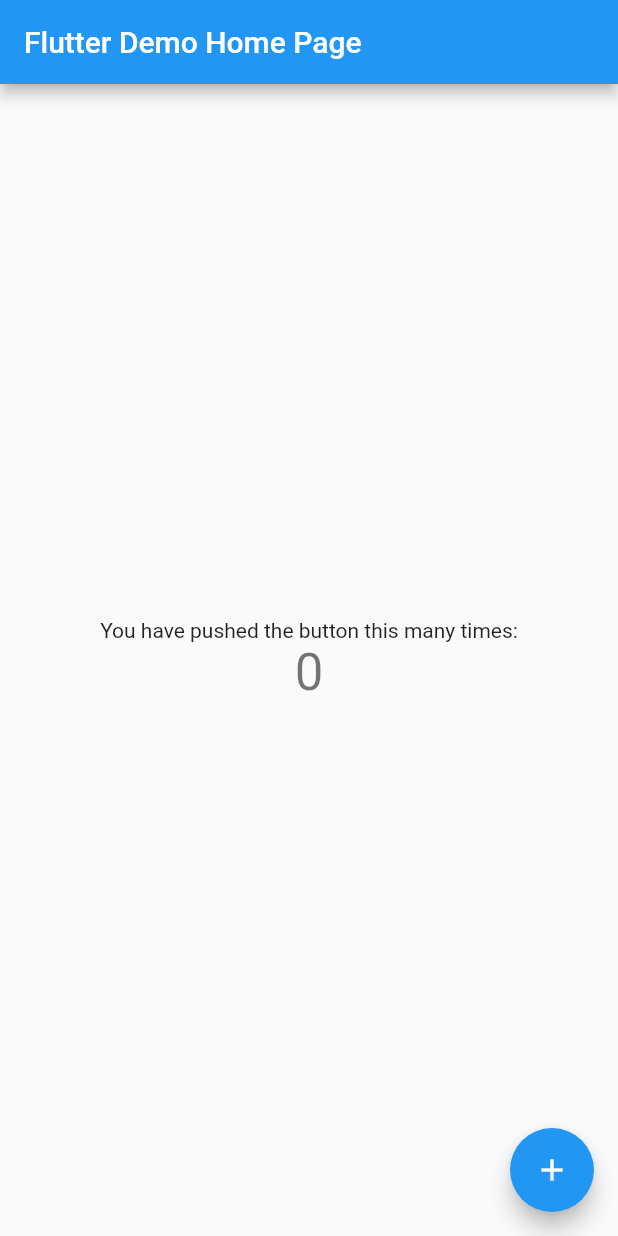
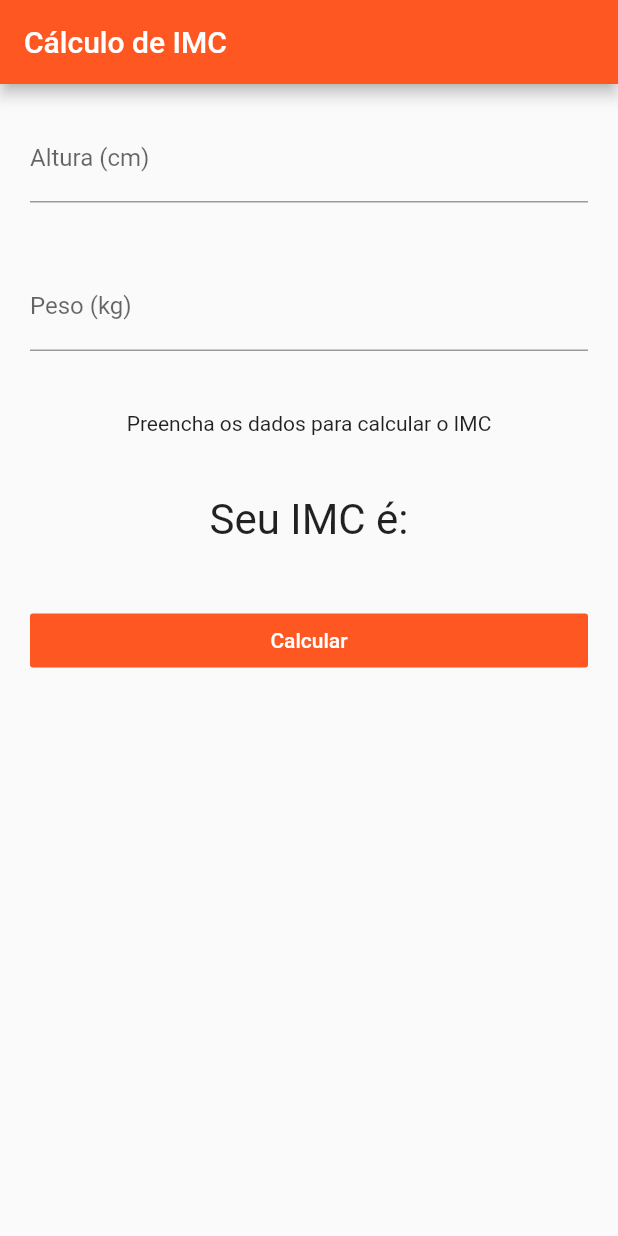
Before and after one commit to VictorMagosso/Flutter_IMC, a Flutter app: the screen it shows after launch, on a phone screen of 412 x 824 dp. Run offline on Flutter 3.47's test engine with Material 2 defaults, Android fonts, the phone set to English and light mode, and no system bars; our stand-ins replace flutter_masked_text.

Commit message:
App concluído

```diff
--- /dev/null
+++ b/lib/blocs/imc.bloc.dart
@@ -0,0 +1,23 @@
+import 'package:flutter_masked_text/flutter_masked_text.dart';
+
+class ImcBloc {
+  var heightCtrl = new MaskedTextController(mask: '000');
+  var weightCtrl = new MaskedTextController(mask: '000');
+  var result = "Preencha os dados para calcular o IMC";
+  var imc = "";
+
+  calculate() {
+    double weight = double.parse(weightCtrl.text);
+    double height = double.parse(heightCtrl.text);
+    double resCount = weight / (height / 100 * height / 100);
+    imc = resCount.toStringAsFixed(2).replaceAll('.', ',');
+
+    if (resCount < 18) {
+      result = "Você está abaixo do peso";
+    } else if (resCount >= 18 && resCount < 25) {
+      result = "Você está no peso ideal. Parabéns!";
+    } else {
+      result = "Você está acima do peso!";
+    }
+  }
+}
--- a/lib/main.dart
+++ b/lib/main.dart
@@ -1,117 +1,7 @@
+import 'package:first_flutter_app/ui/android/material-app.dart';
+import 'package:first_flutter_app/ui/ios/cupertino-app.dart';
 import 'package:flutter/material.dart';
+import 'dart:io' show Platform;
 
-void main() {
-  runApp(MyApp());
-}
-
-class MyApp extends StatelessWidget {
-  // This widget is the root of your application.
-  @override
-  Widget build(BuildContext context) {
-    return MaterialApp(
-      title: 'Flutter Demo',
-      theme: ThemeData(
-        // This is the theme of your application.
-        //
-        // Try running your application with "flutter run". You'll see the
-        // application has a blue toolbar. Then, without quitting the app, try
-        // changing the primarySwatch below to Colors.green and then invoke
-        // "hot reload" (press "r" in the console where you ran "flutter run",
-        // or simply save your changes to "hot reload" in a Flutter IDE).
-        // Notice that the counter didn't reset back to zero; the application
-        // is not restarted.
-        primarySwatch: Colors.blue,
-        // This makes the visual density adapt to the platform that you run
-        // the app on. For desktop platforms, the controls will be smaller and
-        // closer together (more dense) than on mobile platforms.
-        visualDensity: VisualDensity.adaptivePlatformDensity,
-      ),
-      home: MyHomePage(title: 'Flutter Demo Home Page'),
-    );
-  }
-}
-
-class MyHomePage extends StatefulWidget {
-  MyHomePage({Key key, this.title}) : super(key: key);
-
-  // This widget is the home page of your application. It is stateful, meaning
-  // that it has a State object (defined below) that contains fields that affect
-  // how it looks.
-
-  // This class is the configuration for the state. It holds the values (in this
-  // case the title) provided by the parent (in this case the App widget) and
-  // used by the build method of the State. Fields in a Widget subclass are
-  // always marked "final".
-
-  final String title;
-
-  @override
-  _MyHomePageState createState() => _MyHomePageState();
-}
-
-class _MyHomePageState extends State<MyHomePage> {
-  int _counter = 0;
-
-  void _incrementCounter() {
-    setState(() {
-      // This call to setState tells the Flutter framework that something has
-      // changed in this State, which causes it to rerun the build method below
-      // so that the display can reflect the updated values. If we changed
-      // _counter without calling setState(), then the build method would not be
-      // called again, and so nothing would appear to happen.
-      _counter++;
-    });
-  }
-
-  @override
-  Widget build(BuildContext context) {
-    // This method is rerun every time setState is called, for instance as done
-    // by the _incrementCounter method above.
-    //
-    // The Flutter framework has been optimized to make rerunning build methods
-    // fast, so that you can just rebuild anything that needs updating rather
-    // than having to individually change instances of widgets.
-    return Scaffold(
-      appBar: AppBar(
-        // Here we take the value from the MyHomePage object that was created by
-        // the App.build method, and use it to set our appbar title.
-        title: Text(widget.title),
-      ),
-      body: Center(
-        // Center is a layout widget. It takes a single child and positions it
-        // in the middle of the parent.
-        child: Column(
-          // Column is also a layout widget. It takes a list of children and
-          // arranges them vertically. By default, it sizes itself to fit its
-          // children horizontally, and tries to be as tall as its parent.
-          //
-          // Invoke "debug painting" (press "p" in the console, choose the
-          // "Toggle Debug Paint" action from the Flutter Inspector in Android
-          // Studio, or the "Toggle Debug Paint" command in Visual Studio Code)
-          // to see the wireframe for each widget.
-          //
-          // Column has various properties to control how it sizes itself and
-          // how it positions its children. Here we use mainAxisAlignment to
-          // center the children vertically; the main axis here is the vertical
-          // axis because Columns are vertical (the cross axis would be
-          // horizontal).
-          mainAxisAlignment: MainAxisAlignment.center,
-          children: <Widget>[
-            Text(
-              'You have pushed the button this many times:',
-            ),
-            Text(
-              '$_counter',
-              style: Theme.of(context).textTheme.headline4,
-            ),
-          ],
-        ),
-      ),
-      floatingActionButton: FloatingActionButton(
-        onPressed: _incrementCounter,
-        tooltip: 'Increment',
-        child: Icon(Icons.add),
-      ), // This trailing comma makes auto-formatting nicer for build methods.
-    );
-  }
-}
+void main() =>
+    Platform.isIOS ? runApp(MyCupertinoApp()) : runApp(MyMaterialApp());
--- /dev/null
+++ b/lib/ui/android/material-app.dart
@@ -0,0 +1,18 @@
+import 'package:flutter/material.dart';
+
+import 'pages/home.page.dart';
+
+class MyMaterialApp extends StatelessWidget {
+  @override
+  Widget build(BuildContext context) {
+    return MaterialApp(
+      title: 'Flutter Demo',
+      debugShowCheckedModeBanner: false,
+      theme: ThemeData(
+        primarySwatch: Colors.deepOrange,
+        visualDensity: VisualDensity.adaptivePlatformDensity,
+      ),
+      home: HomePage(),
+    );
+  }
+}
--- /dev/null
+++ b/lib/ui/android/pages/home.page.dart
@@ -0,0 +1,73 @@
+import 'package:first_flutter_app/blocs/imc.bloc.dart';
+import 'package:flutter/material.dart';
+
+class HomePage extends StatefulWidget {
+  @override
+  _HomePageState createState() => _HomePageState();
+}
+
+class _HomePageState extends State<HomePage> {
+  var bloc = ImcBloc();
+  @override
+  Widget build(BuildContext context) {
+    return Scaffold(
+      appBar: AppBar(
+        title: Text("Cálculo de IMC"),
+      ),
+      body: ListView(
+        children: [
+          Padding(
+            padding: EdgeInsets.all(20),
+            child: TextFormField(
+              controller: bloc.heightCtrl,
+              decoration: InputDecoration(
+                labelText: "Altura (cm)",
+              ),
+              keyboardType: TextInputType.number,
+            ),
+          ),
+          Padding(
+            padding: EdgeInsets.all(20),
+            child: TextFormField(
+              controller: bloc.weightCtrl,
+              decoration: InputDecoration(
+                labelText: "Peso (kg)",
+              ),
+              keyboardType: TextInputType.number,
+            ),
+          ),
+          Padding(
+            padding: EdgeInsets.all(20),
+            child: Text(
+              bloc.result,
+              textAlign: TextAlign.center,
+            ),
+          ),
+          Padding(
+            padding: EdgeInsets.all(20),
+            child: Text(
+              "Seu IMC é: " + bloc.imc,
+              textAlign: TextAlign.center,
+              textScaleFactor: 2,
+            ),
+          ),
+          Padding(
+            padding: EdgeInsets.all(20),
+            child: FlatButton(
+              color: Theme.of(context).accentColor,
+              child: Text(
+                "Calcular",
+                style: TextStyle(color: Colors.white),
+              ),
+              onPressed: () {
+                setState(() {
+                  bloc.calculate();
+                });
+              },
+            ),
+          )
+        ],
+      ),
+    );
+  }
+}
--- /dev/null
+++ b/lib/ui/ios/pages/home.page.dart
@@ -0,0 +1,51 @@
+import 'package:flutter/cupertino.dart';
+
+class HomePage extends StatefulWidget {
+  @override
+  _HomePageState createState() => _HomePageState();
+}
+
+class _HomePageState extends State<HomePage> {
+  @override
+  Widget build(BuildContext context) {
+    return CupertinoPageScaffold(
+      navigationBar: CupertinoNavigationBar(
+        middle: Text("Cálculo de IMC"),
+      ),
+      child: ListView(
+        children: [
+          Padding(
+            padding: EdgeInsets.all(20),
+            child: CupertinoTextField(
+              placeholder: "Altura (cm)",
+              keyboardType: TextInputType.number,
+            ),
+          ),
+          Padding(
+            padding: EdgeInsets.all(20),
+            child: CupertinoTextField(
+              placeholder: "Peso (kg)",
+              keyboardType: TextInputType.number,
+            ),
+          ),
+          Padding(
+            padding: EdgeInsets.all(20),
+            child: Text(
+              "Você está em forma!",
+              textAlign: TextAlign.center,
+            ),
+          ),
+          Padding(
+            padding: EdgeInsets.all(20),
+            child: CupertinoButton.filled(
+              child: Text(
+                "Calcular",
+              ),
+              onPressed: () {},
+            ),
+          )
+        ],
+      ),
+    );
+  }
+}
--- a/pubspec.yaml
+++ b/pubspec.yaml
@@ -28,6 +28,7 @@ dependencies:
   # The following adds the Cupertino Icons font to your application.
   # Use with the CupertinoIcons class for iOS style icons.
   cupertino_icons: ^1.0.0
+  flutter_masked_text: ^0.8.0
 
 dev_dependencies:
   flutter_test:
```
Also changed, not shown: lib/ui/ios/cupertino-app.dart (added, +9 -0 lines), pubspec.lock, 7 other files.
